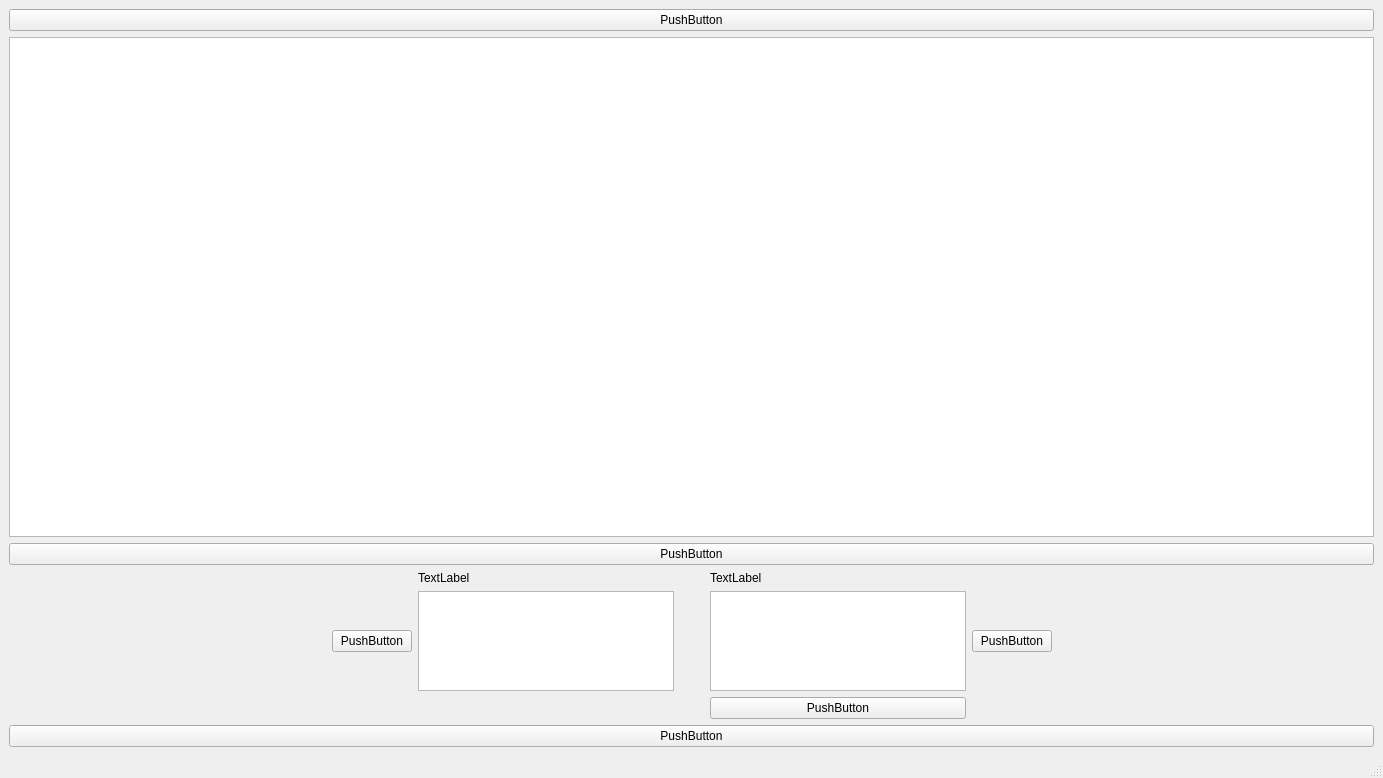
Qt form CanCommunicateLinuxVersion/UI/SendWindowManTEST.ui (serarandal/CANCommunicate) before a commit.
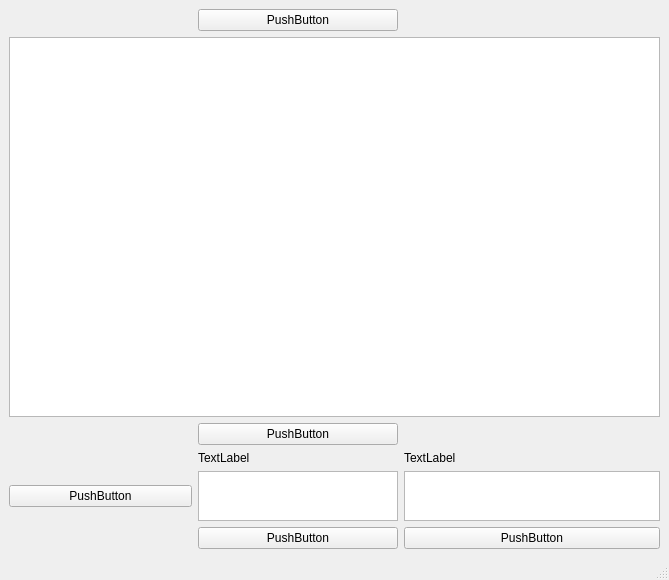
The same form after that commit.

Commit message: "It just works"Todd Howard Now we can get the screen resolution in real time, adding new ways of resizing the ui

```diff
--- a/CanCommunicateLinuxVersion/UI/SendWindowManTEST.ui
+++ b/CanCommunicateLinuxVersion/UI/SendWindowManTEST.ui
@@ -6,54 +6,100 @@
    <rect>
     <x>0</x>
     <y>0</y>
-    <width>1383</width>
-    <height>726</height>
+    <width>669</width>
+    <height>580</height>
    </rect>
   </property>
   <property name="windowTitle">
    <string>MainWindow</string>
   </property>
   <widget class="QWidget" name="centralwidget">
-   <layout class="QVBoxLayout" name="verticalLayout_3">
-    <item>
-     <widget class="QPushButton" name="pushButton_4">
-      <property name="text">
-       <string>PushButton</string>
-      </property>
-     </widget>
-    </item>
-    <item>
-     <widget class="QListView" name="listView">
-      <property name="sizePolicy">
-       <sizepolicy hsizetype="Minimum" vsizetype="Minimum">
-        <horstretch>0</horstretch>
-        <verstretch>0</verstretch>
-       </sizepolicy>
-      </property>
-      <property name="minimumSize">
-       <size>
-        <width>800</width>
-        <height>500</height>
-       </size>
-      </property>
-     </widget>
-    </item>
-    <item>
-     <widget class="QPushButton" name="pushButton">
-      <property name="text">
-       <string>PushButton</string>
-      </property>
-     </widget>
-    </item>
-    <item>
+   <layout class="QGridLayout" name="gridLayout_2">
+    <item row="0" column="0">
      <layout class="QGridLayout" name="gridLayout">
-      <property name="sizeConstraint">
-       <enum>QLayout::SetDefaultConstraint</enum>
-      </property>
-      <property name="topMargin">
-       <number>0</number>
-      </property>
-      <item row="1" column="1">
+      <item row="6" column="3">
+       <widget class="QTextEdit" name="textEdit">
+        <property name="sizePolicy">
+         <sizepolicy hsizetype="Fixed" vsizetype="Fixed">
+          <horstretch>0</horstretch>
+          <verstretch>0</verstretch>
+         </sizepolicy>
+        </property>
+        <property name="minimumSize">
+         <size>
+          <width>20</width>
+          <height>20</height>
+         </size>
+        </property>
+        <property name="maximumSize">
+         <size>
+          <width>400</width>
+          <height>50</height>
+         </size>
+        </property>
+       </widget>
+      </item>
+      <item row="4" column="2">
+       <widget class="QPushButton" name="pushButton_3">
+        <property name="text">
+         <string>PushButton</string>
+        </property>
+       </widget>
+      </item>
+      <item row="6" column="2">
+       <widget class="QTextEdit" name="textEdit_2">
+        <property name="sizePolicy">
+         <sizepolicy hsizetype="Fixed" vsizetype="Fixed">
+          <horstretch>0</horstretch>
+          <verstretch>0</verstretch>
+         </sizepolicy>
+        </property>
+        <property name="minimumSize">
+         <size>
+          <width>20</width>
+          <height>20</height>
+         </size>
+        </property>
+        <property name="maximumSize">
+         <size>
+          <width>200</width>
+          <height>50</height>
+         </size>
+        </property>
+       </widget>
+      </item>
+      <item row="3" column="1" colspan="3">
+       <widget class="QListView" name="listView"/>
+      </item>
+      <item row="7" column="3">
+       <widget class="QPushButton" name="pushButton_4">
+        <property name="text">
+         <string>PushButton</string>
+        </property>
+       </widget>
+      </item>
+      <item row="5" column="3">
+       <widget class="QLabel" name="label">
+        <property name="text">
+         <string>TextLabel</string>
+        </property>
+       </widget>
+      </item>
+      <item row="6" column="1">
+       <widget class="QPushButton" name="pushButton">
+        <property name="text">
+         <string>PushButton</string>
+        </property>
+       </widget>
+      </item>
+      <item row="5" column="2">
+       <widget class="QLabel" name="label_2">
+        <property name="text">
+         <string>TextLabel</string>
+        </property>
+       </widget>
+      </item>
+      <item row="7" column="2">
        <widget class="QPushButton" name="pushButton_2">
         <property name="text">
          <string>PushButton</string>
@@ -61,116 +107,32 @@
        </widget>
       </item>
       <item row="0" column="2">
-       <widget class="QLabel" name="label">
-        <property name="text">
-         <string>TextLabel</string>
-        </property>
-       </widget>
-      </item>
-      <item row="1" column="2">
-       <widget class="QPlainTextEdit" name="plainTextEdit">
-        <property name="sizePolicy">
-         <sizepolicy hsizetype="Minimum" vsizetype="Minimum">
-          <horstretch>0</horstretch>
-          <verstretch>0</verstretch>
-         </sizepolicy>
-        </property>
-        <property name="minimumSize">
-         <size>
-          <width>50</width>
-          <height>50</height>
-         </size>
-        </property>
-       </widget>
-      </item>
-      <item row="1" column="0">
-       <spacer name="horizontalSpacer_3">
-        <property name="orientation">
-         <enum>Qt::Horizontal</enum>
-        </property>
-        <property name="sizeHint" stdset="0">
-         <size>
-          <width>40</width>
-          <height>20</height>
-         </size>
-        </property>
-       </spacer>
-      </item>
-      <item row="1" column="5">
        <widget class="QPushButton" name="pushButton_5">
-        <property name="text">
-         <string>PushButton</string>
+        <property name="sizePolicy">
+         <sizepolicy hsizetype="Minimum" vsizetype="Fixed">
+          <horstretch>0</horstretch>
+          <verstretch>0</verstretch>
+         </sizepolicy>
         </property>
-       </widget>
-      </item>
-      <item row="0" column="4">
-       <widget class="QLabel" name="label_2">
-        <property name="text">
-         <string>TextLabel</string>
-        </property>
-       </widget>
-      </item>
-      <item row="2" column="4">
-       <widget class="QPushButton" name="pushButton_6">
-        <property name="text">
-         <string>PushButton</string>
-        </property>
-       </widget>
-      </item>
-      <item row="1" column="6">
-       <spacer name="horizontalSpacer">
-        <property name="orientation">
-         <enum>Qt::Horizontal</enum>
-        </property>
-        <property name="sizeHint" stdset="0">
+        <property name="minimumSize">
          <size>
-          <width>40</width>
+          <width>20</width>
           <height>20</height>
          </size>
         </property>
-       </spacer>
-      </item>
-      <item row="1" column="3">
-       <spacer name="horizontalSpacer_2">
-        <property name="orientation">
-         <enum>Qt::Horizontal</enum>
-        </property>
-        <property name="sizeType">
-         <enum>QSizePolicy::Fixed</enum>
-        </property>
-        <property name="sizeHint" stdset="0">
+        <property name="maximumSize">
          <size>
-          <width>30</width>
+          <width>10000</width>
           <height>30</height>
          </size>
         </property>
-       </spacer>
-      </item>
-      <item row="1" column="4">
-       <widget class="QPlainTextEdit" name="plainTextEdit_2">
-        <property name="sizePolicy">
-         <sizepolicy hsizetype="Minimum" vsizetype="Minimum">
-          <horstretch>0</horstretch>
-          <verstretch>0</verstretch>
-         </sizepolicy>
-        </property>
-        <property name="minimumSize">
-         <size>
-          <width>20</width>
-          <height>100</height>
-         </size>
+        <property name="text">
+         <string>PushButton</string>
         </property>
        </widget>
       </item>
      </layout>
     </item>
-    <item>
-     <widget class="QPushButton" name="pushButton_3">
-      <property name="text">
-       <string>PushButton</string>
-      </property>
-     </widget>
-    </item>
    </layout>
   </widget>
   <widget class="QMenuBar" name="menubar">
```
Left out of the diff: 2 changed lines with no effect on the pictures. The commit also changes 1 other file.
